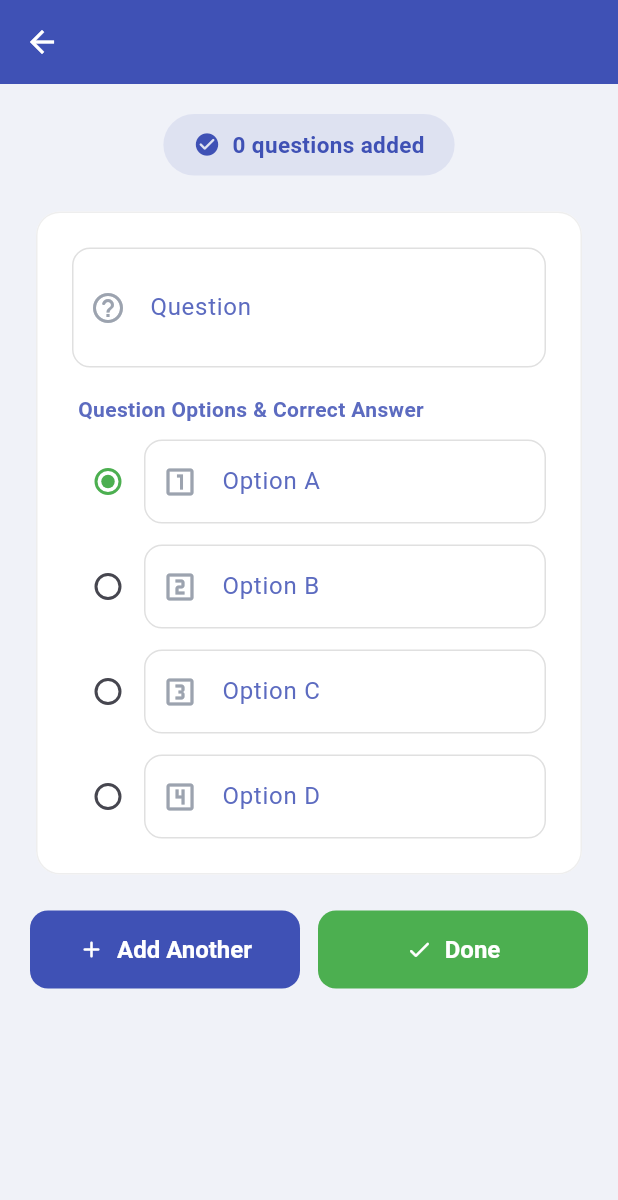
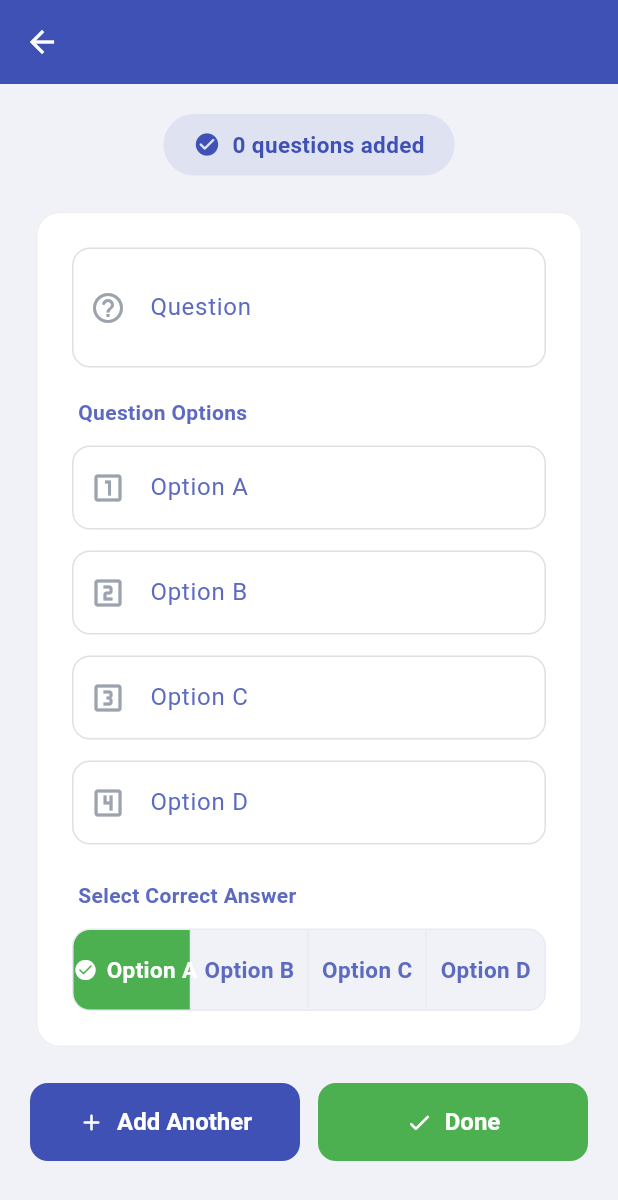
Before and after one commit to Amiry00/IIUC_Industrial_training, a Flutter app: the AddQuestion screen opened directly with empty values, on a phone screen of 412 x 824 dp. Shown: the top 1200 px of the screen. Run offline on Flutter 3.47's test engine with Material 3 defaults, Android fonts, the phone set to English and light mode, and no system bars; our stand-ins replace sqflite, sqflite_common_ffi; accounts and stored records are empty.

Commit message:
Quize App Upgrade Version

```diff
--- a/flutter/quize_app_Upgrade/lib/screens/teacher/add_question.dart
+++ b/flutter/quize_app_Upgrade/lib/screens/teacher/add_question.dart
@@ -164,13 +164,13 @@ class _AddQuestionState extends State<AddQuestion> {
                         validator: (v) =>
                             v == null || v.trim().isEmpty ? 'Required' : null,
                       ),
-                      const SizedBox(height: 18),
+                      const SizedBox(height: 20),
                       const Align(
                         alignment: Alignment.centerLeft,
                         child: Padding(
                           padding: EdgeInsets.only(left: 4),
                           child: Text(
-                            'Question Options & Correct Answer',
+                            'Question Options',
                             style: TextStyle(
                               fontSize: 14,
                               fontWeight: FontWeight.w600,
@@ -179,18 +179,8 @@ class _AddQuestionState extends State<AddQuestion> {
                           ),
                         ),
                       ),
-                      const SizedBox(height: 10),
-                      Row(
-                        crossAxisAlignment: CrossAxisAlignment.center,
-                        children: [
-                          Radio<String>(
-                            value: 'A',
-                            groupValue: _correctOption,
-                            activeColor: const Color(0xFF4CAF50),
-                            onChanged: (v) => setState(() => _correctOption = v!),
-                          ),
-                          Expanded(
-                            child: TextFormField(
+                      const SizedBox(height: 12),
+                      TextFormField(
                         controller: optionAController,
                         decoration: const InputDecoration(
                           labelText: 'Option A',
@@ -199,21 +189,8 @@ class _AddQuestionState extends State<AddQuestion> {
                         validator: (v) =>
                             v == null || v.trim().isEmpty ? 'Required' : null,
                       ),
-                          ),
-                        ],
-                      ),
                       const SizedBox(height: 14),
-                      Row(
-                        crossAxisAlignment: CrossAxisAlignment.center,
-                        children: [
-                          Radio<String>(
-                            value: 'B',
-                            groupValue: _correctOption,
-                            activeColor: const Color(0xFF4CAF50),
-                            onChanged: (v) => setState(() => _correctOption = v!),
-                          ),
-                          Expanded(
-                            child: TextFormField(
+                      TextFormField(
                         controller: optionBController,
                         decoration: const InputDecoration(
                           labelText: 'Option B',
@@ -222,21 +199,8 @@ class _AddQuestionState extends State<AddQuestion> {
                         validator: (v) =>
                             v == null || v.trim().isEmpty ? 'Required' : null,
                       ),
-                          ),
-                        ],
-                      ),
                       const SizedBox(height: 14),
-                      Row(
-                        crossAxisAlignment: CrossAxisAlignment.center,
-                        children: [
-                          Radio<String>(
-                            value: 'C',
-                            groupValue: _correctOption,
-                            activeColor: const Color(0xFF4CAF50),
-                            onChanged: (v) => setState(() => _correctOption = v!),
-                          ),
-                          Expanded(
-                            child: TextFormField(
+                      TextFormField(
                         controller: optionCController,
                         decoration: const InputDecoration(
                           labelText: 'Option C',
@@ -245,21 +209,8 @@ class _AddQuestionState extends State<AddQuestion> {
                         validator: (v) =>
                             v == null || v.trim().isEmpty ? 'Required' : null,
                       ),
-                          ),
-                        ],
-                      ),
                       const SizedBox(height: 14),
-                      Row(
-                        crossAxisAlignment: CrossAxisAlignment.center,
-                        children: [
-                          Radio<String>(
-                            value: 'D',
-                            groupValue: _correctOption,
-                            activeColor: const Color(0xFF4CAF50),
-                            onChanged: (v) => setState(() => _correctOption = v!),
-                          ),
-                          Expanded(
-                            child: TextFormField(
+                      TextFormField(
                         controller: optionDController,
                         decoration: const InputDecoration(
                           labelText: 'Option D',
@@ -268,8 +219,95 @@ class _AddQuestionState extends State<AddQuestion> {
                         validator: (v) =>
                             v == null || v.trim().isEmpty ? 'Required' : null,
                       ),
+                      const SizedBox(height: 24),
+                      const Align(
+                        alignment: Alignment.centerLeft,
+                        child: Padding(
+                          padding: EdgeInsets.only(left: 4),
+                          child: Text(
+                            'Select Correct Answer',
+                            style: TextStyle(
+                              fontSize: 14,
+                              fontWeight: FontWeight.w600,
+                              color: Color(0xFF5C6BC0),
+                            ),
+                          ),
+                        ),
+                      ),
+                      const SizedBox(height: 12),
+                      Container(
+                        decoration: BoxDecoration(
+                          color: const Color(0xFFF0F2F8),
+                          borderRadius: BorderRadius.circular(12),
+                          border: Border.all(color: const Color(0xFFE8EAF6)),
+                        ),
+                        child: Row(
+                          children: ['A', 'B', 'C', 'D'].map((option) {
+                            final bool isSelected = _correctOption == option;
+                            final bool isLast = option == 'D';
+                            return Expanded(
+                              child: InkWell(
+                                onTap: () => setState(() => _correctOption = option),
+                                borderRadius: BorderRadius.horizontal(
+                                  left: option == 'A'
+                                      ? const Radius.circular(11)
+                                      : Radius.zero,
+                                  right: option == 'D'
+                                      ? const Radius.circular(11)
+                                      : Radius.zero,
+                                ),
+                                child: Container(
+                                  padding: const EdgeInsets.symmetric(vertical: 16),
+                                  decoration: BoxDecoration(
+                                    color: isSelected
+                                        ? const Color(0xFF4CAF50)
+                                        : Colors.transparent,
+                                    borderRadius: BorderRadius.horizontal(
+                                      left: option == 'A'
+                                          ? const Radius.circular(11)
+                                          : Radius.zero,
+                                      right: option == 'D'
+                                          ? const Radius.circular(11)
+                                          : Radius.zero,
+                                    ),
+                                    border: isLast
+                                        ? null
+                                        : const Border(
+                                            right: BorderSide(
+                                              color: Color(0xFFE8EAF6),
+                                            ),
+                                          ),
+                                  ),
+                                  child: Center(
+                                    child: Row(
+                                      mainAxisSize: MainAxisSize.min,
+                                      children: [
+                                        if (isSelected) ...[
+                                          const Icon(
+                                            Icons.check_circle_rounded,
+                                            color: Colors.white,
+                                            size: 16,
+                                          ),
+                                          const SizedBox(width: 6),
+                                        ],
+                                        Text(
+                                          'Option $option',
+                                          style: TextStyle(
+                                            fontSize: 15,
+                                            fontWeight: FontWeight.bold,
+                                            color: isSelected
+                                                ? Colors.white
+                                                : const Color(0xFF5C6BC0),
+                                          ),
                                         ),
                                       ],
+                                    ),
+                                  ),
+                                ),
+                              ),
+                            );
+                          }).toList(),
+                        ),
                       ),
                     ],
                   ),
```
Lines whose indentation alone changed are shown as unchanged.
